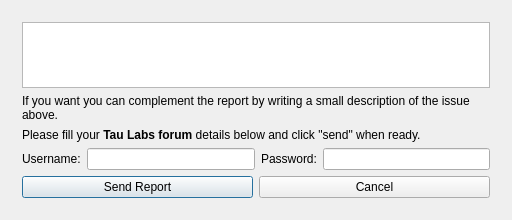
Qt form ground/gcs/src/crashreporterapp/mainwindow.ui (d-ronin/dRonin) before a commit.
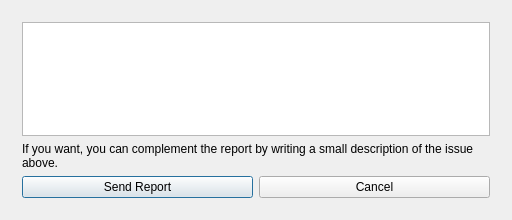
The same form after that commit. The open tabs and pages were chosen to show the change. Icons and pictures are not drawn.

Commit message: GCS:CrashReporter: Use JSON service instead of forum

What changed in the file:
```diff
--- a/ground/gcs/src/crashreporterapp/mainwindow.ui
+++ b/ground/gcs/src/crashreporterapp/mainwindow.ui
@@ -107,7 +107,7 @@
         <item>
          <widget class="QLabel" name="label">
           <property name="text">
-           <string>If you want you can complement the report by writing a small description of the issue above.</string>
+           <string>If you want, you can complement the report by writing a small description of the issue above.</string>
           </property>
           <property name="textFormat">
            <enum>Qt::RichText</enum>
@@ -117,41 +117,6 @@
           </property>
          </widget>
         </item>
-        <item>
-         <widget class="QLabel" name="label_2">
-          <property name="text">
-           <string>&lt;html&gt;&lt;head/&gt;&lt;body&gt;&lt;p&gt;Please fill your &lt;span style=&quot; font-weight:600;&quot;&gt;Tau Labs forum&lt;/span&gt; details below and click &amp;quot;send&amp;quot; when ready.&lt;/p&gt;&lt;/body&gt;&lt;/html&gt;</string>
-          </property>
-         </widget>
-        </item>
-        <item>
-         <layout class="QHBoxLayout" name="horizontalLayout_2">
-          <item>
-           <widget class="QLabel" name="label_3">
-            <property name="text">
-             <string>Username:</string>
-            </property>
-           </widget>
-          </item>
-          <item>
-           <widget class="QLineEdit" name="le_Username"/>
-          </item>
-          <item>
-           <widget class="QLabel" name="label_4">
-            <property name="text">
-             <string>Password:</string>
-            </property>
-           </widget>
-          </item>
-          <item>
-           <widget class="QLineEdit" name="le_Password">
-            <property name="echoMode">
-             <enum>QLineEdit::Password</enum>
-            </property>
-           </widget>
-          </item>
-         </layout>
-        </item>
         <item>
          <layout class="QHBoxLayout" name="horizontalLayout_3">
           <item>
```
Left out of the diff: 2 changed lines with no effect on the pictures. The commit also changes 3 other files.
